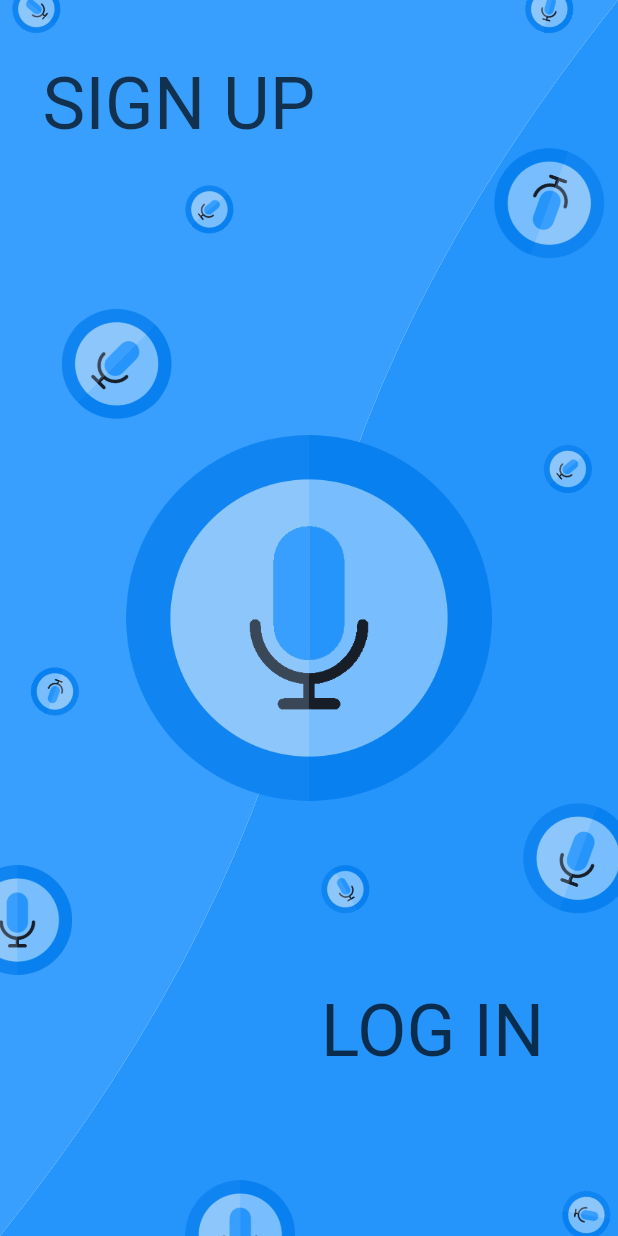
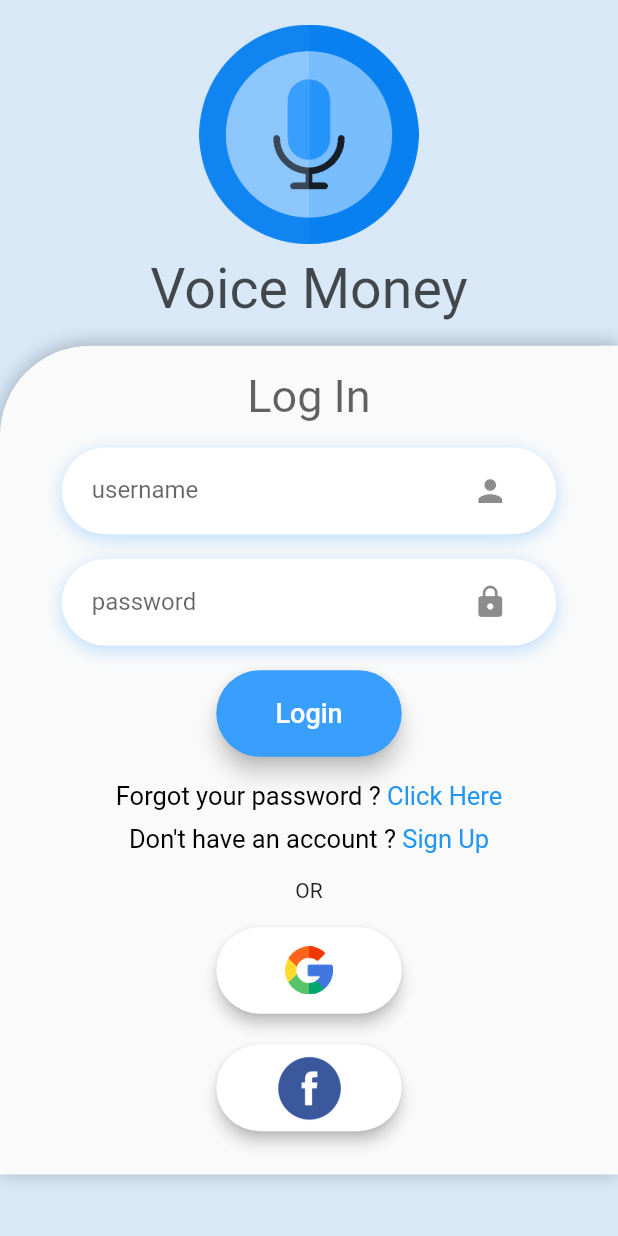
Before and after one commit to mstrDHIA/Voice-Money, a Flutter app: the screen it shows after launch, after a tap on "LOG IN", on a phone screen of 412 x 824 dp. Run offline on Flutter 3.47's test engine with Material 2 defaults, Android fonts, the light colour scheme and no system bars; our stand-ins replace get.

Commit message:
login page design

```diff
--- a/lib/routes.dart
+++ b/lib/routes.dart
@@ -1,6 +1,8 @@
 import 'package:flutter/material.dart';
+import 'package:project_v2/views/screens/loginpage.dart';
 import 'views/screens/startPage.dart';
 
 var customRoutes = <String, WidgetBuilder>{
   '/start': (context) => StartPage(),
+  '/login': (context) => LoginPage(),
 };
--- /dev/null
+++ b/lib/views/screens/loginpage.dart
@@ -0,0 +1,26 @@
+import 'package:flutter/cupertino.dart';
+import 'package:flutter/material.dart';
+import 'package:project_v2/views/widgets/loginwidgets.dart';
+import 'package:project_v2/views/widgets/startwidget.dart';
+
+class LoginPage extends StatelessWidget{
+      final formKey = GlobalKey<FormState>();
+
+  @override
+  Widget build(BuildContext context) {
+    double deviceheight = MediaQuery.of(context).size.height;
+    double devicewidth = MediaQuery.of(context).size.width;
+    var rad=BorderRadius.only(
+                  topLeft: Radius.circular(60)
+              );
+    return SafeArea(
+      child: Scaffold(
+        backgroundColor: Color(0xffd8e8f7),
+        body: SingleChildScrollView(child: BackGround(context: context,page: "Log In",content: LoginContent(context: context),rad: rad,formkey: formKey))
+      ),
+    );
+    // TODO: implement build
+    throw UnimplementedError();
+  }
+
+}
--- a/lib/views/screens/startPage.dart
+++ b/lib/views/screens/startPage.dart
@@ -41,14 +41,19 @@ class StartPage extends StatelessWidget {
             top: deviceheight*0.05,
           ),
           Positioned(
-            child: FlatButton(
-              onPressed: () {  },
+            child: TextButton(
+
+              onPressed: () {
+                print("login");
+                Get.toNamed('/login');
+               },
               child: Opacity(opacity: 0.8,
                 child: Text(
                   "LOG IN",
 
                   style: TextStyle(
                     fontSize: 48,
+                    color: Colors.black87,
                     fontWeight: FontWeight.w400
                     ),)
                 ),
--- /dev/null
+++ b/lib/views/widgets/loginwidgets.dart
@@ -0,0 +1,233 @@
+import 'package:flutter/material.dart';
+import 'package:project_v2/views/widgets/startwidget.dart';
+
+Widget BackGround({context, String page = "Login", content, rad, formkey}) {
+  double deviceheight = MediaQuery.of(context).size.height;
+  double devicewidth = MediaQuery.of(context).size.width;
+  return Column(
+    children: [
+      SizedBox(
+        height: deviceheight * 0.02,
+      ),
+      Logo(3.5),
+      SizedBox(
+        height: deviceheight * 0.01,
+      ),
+      Center(
+        child: Opacity(
+          opacity: 0.8,
+          child: Text(
+            "Voice Money",
+            style: TextStyle(
+                fontSize: 37,
+                color: Colors.black87,
+                fontWeight: FontWeight.w400),
+          ),
+        ),
+      ),
+      SizedBox(
+        height: deviceheight * 0.02,
+      ),
+      Container(
+        width: devicewidth,
+        decoration: BoxDecoration(
+            color: Color(0xffFAFAFA),
+            borderRadius: rad,
+            boxShadow: [
+              BoxShadow(
+                  color: Colors.black26, offset: Offset(0, -1), blurRadius: 10)
+            ]),
+        child: Center(
+          child: Column(
+            children: [
+              SizedBox(
+                height: deviceheight * 0.02,
+              ),
+              Opacity(
+                opacity: 0.7,
+                child: Text(
+                  "Log In",
+                  style: TextStyle(fontSize: 30, color: Colors.black87),
+                ),
+              ),
+              LoginContent(context: context, formkey: formkey)
+            ],
+          ),
+        ),
+      )
+    ],
+  );
+}
+
+Widget LoginContent({context, formkey}) {
+  double deviceheight = MediaQuery.of(context).size.height;
+  double devicewidth = MediaQuery.of(context).size.width;
+  return Form(
+    key: formkey,
+    child: Column(
+      children: [
+        SizedBox(
+          height: deviceheight * 0.02,
+        ),
+        LoginInput(
+            context: context,
+            placeholder: "username",
+            ic: Icons.person,
+            ispassword: false),
+        SizedBox(
+          height: deviceheight * 0.02,
+        ),
+        LoginInput(
+            context: context,
+            placeholder: "password",
+            ic: Icons.lock,
+            ispassword: true),
+        SizedBox(
+          height: deviceheight * 0.02,
+        ),
+        LoginButton(context: context, formKey: formkey),
+        SizedBox(
+          height: deviceheight * 0.02,
+        ),
+
+        RichText(
+            text: TextSpan(
+                text: "Forgot your password ? ",
+                style: TextStyle(
+                  color: Colors.black,
+                  fontSize: 17
+                ),
+                children: [
+                  TextSpan(text: "Click Here",
+                   style: TextStyle(
+                  color: Colors.blue
+                ),
+                  ),
+
+                  ])),
+                  SizedBox(
+          height: deviceheight * 0.01,
+        ),
+                  RichText(
+            text: TextSpan(
+                text: "Don't have an account ? ",
+                style: TextStyle(
+                  color: Colors.black,
+                  fontSize: 17
+                ),
+                children: [
+                  TextSpan(text: "Sign Up",
+                   style: TextStyle(
+                  color: Colors.blue
+                ),
+                  ),
+
+                  ])),
+                  SizedBox(
+          height: deviceheight * 0.02,
+        ),
+
+        Text("OR"),
+         SizedBox(
+          height: deviceheight * 0.02,
+        ),
+        SocialButton(context: context,social: "google",sc: 2),
+         SizedBox(
+          height: deviceheight * 0.025,
+        ),
+        SocialButton(context: context,social: "facebook",sc: 5.5),
+         SizedBox(
+          height: deviceheight * 0.035,
+        ),
+
+      ],
+    ),
+  );
+}
+
+Widget LoginInput({context, placeholder, ic, ispassword}) {
+  double deviceheight = MediaQuery.of(context).size.height;
+  double devicewidth = MediaQuery.of(context).size.width;
+  return Container(
+    width: devicewidth * 0.8,
+    height: deviceheight * 0.07,
+    decoration: BoxDecoration(
+        color: Colors.white,
+        borderRadius: BorderRadius.all(Radius.circular(40)),
+        boxShadow: [
+          BoxShadow(
+              color: Color(0x55399FFE), offset: Offset(0, 3), blurRadius: 10)
+        ]),
+    child: Padding(
+      padding: const EdgeInsets.symmetric(horizontal: 20),
+      child: Center(
+        child: TextFormField(
+          obscureText: ispassword,
+          validator: (value) {
+            if (value == null || value.isEmpty) {
+              return "This field can't be empty";
+            }
+          },
+          decoration: InputDecoration(
+            labelText: placeholder,
+            labelStyle: TextStyle(),
+
+            suffixIcon: Icon(ic),
+            border: InputBorder.none,
+            focusedBorder: InputBorder.none,
+            enabledBorder: InputBorder.none,
+            errorBorder: InputBorder.none,
+            disabledBorder: InputBorder.none,
+          ),
+        ),
+      ),
+    ),
+  );
+}
+
+Widget LoginButton({context, formKey}) {
+  double deviceheight = MediaQuery.of(context).size.height;
+  double devicewidth = MediaQuery.of(context).size.width;
+  return MaterialButton(
+    onPressed: () {
+      // Validate returns true if the form is valid, or false otherwise.
+      if (formKey.currentState!.validate()) {
+        // If the form is valid, display a snackbar. In the real world,
+        // you'd often call a server or save the information in a database.
+        ScaffoldMessenger.of(context)
+            .showSnackBar(SnackBar(content: Text('Processing Data')));
+      }
+    },
+    child: Text(
+      "Login",
+      style: TextStyle(color: Colors.white, fontSize: 18),
+    ),
+    color: Color(0xff399ffe),
+    elevation: 6,
+    minWidth: devicewidth * 0.3,
+    height: deviceheight * 0.07,
+    shape: RoundedRectangleBorder(
+      borderRadius: BorderRadius.circular(30.0),
+    ),
+  );
+}
+
+Widget SocialButton({context,String social="google",double sc=1}) {
+  String src="assets/"+social+".png";
+   double deviceheight = MediaQuery.of(context).size.height;
+  double devicewidth = MediaQuery.of(context).size.width;
+  return MaterialButton(
+    onPressed: () {
+    print(social);
+    },
+    child: Image.asset(src,
+    scale: sc,),
+    color: Colors.white,
+    elevation: 4,
+    minWidth: devicewidth * 0.3,
+    height: deviceheight * 0.07,
+    shape: RoundedRectangleBorder(
+      borderRadius: BorderRadius.circular(30.0),
+    ),
+  );
+}
--- a/lib/views/widgets/startwidget.dart
+++ b/lib/views/widgets/startwidget.dart
@@ -4,6 +4,7 @@ Widget Logo(double scale){
 return Image.asset(
   "assets/logoo.png",
   scale: scale,
+
   );
 }
 
```
Also changed, not shown: assets/facebook.png (added), assets/google.png (added).
